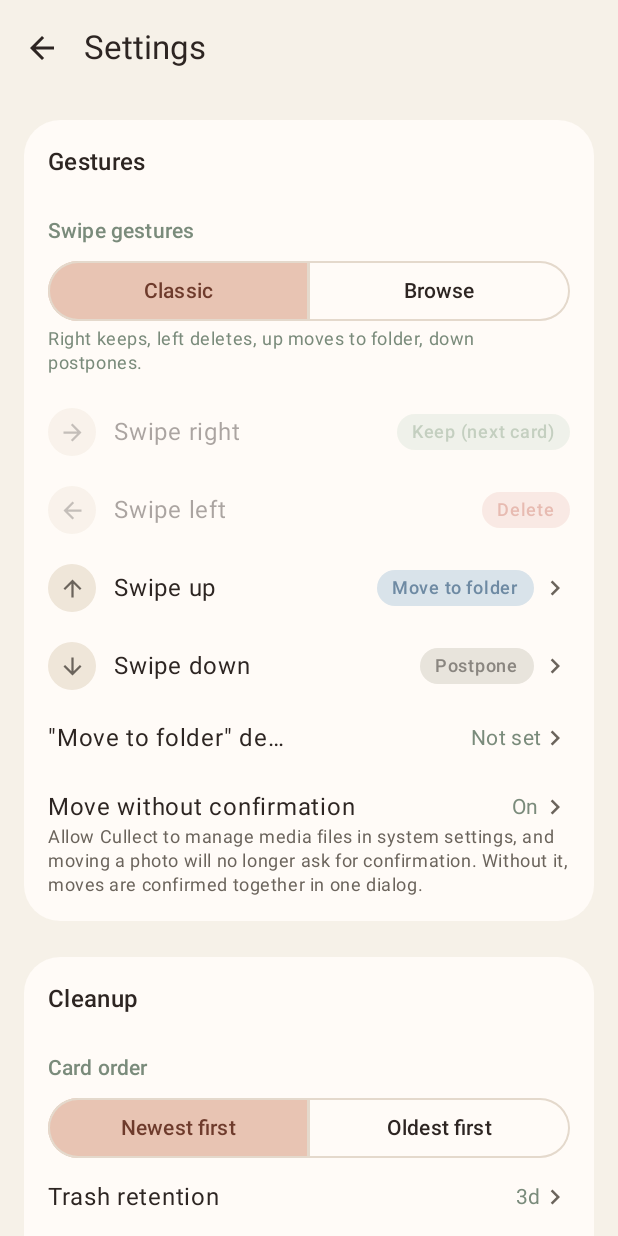
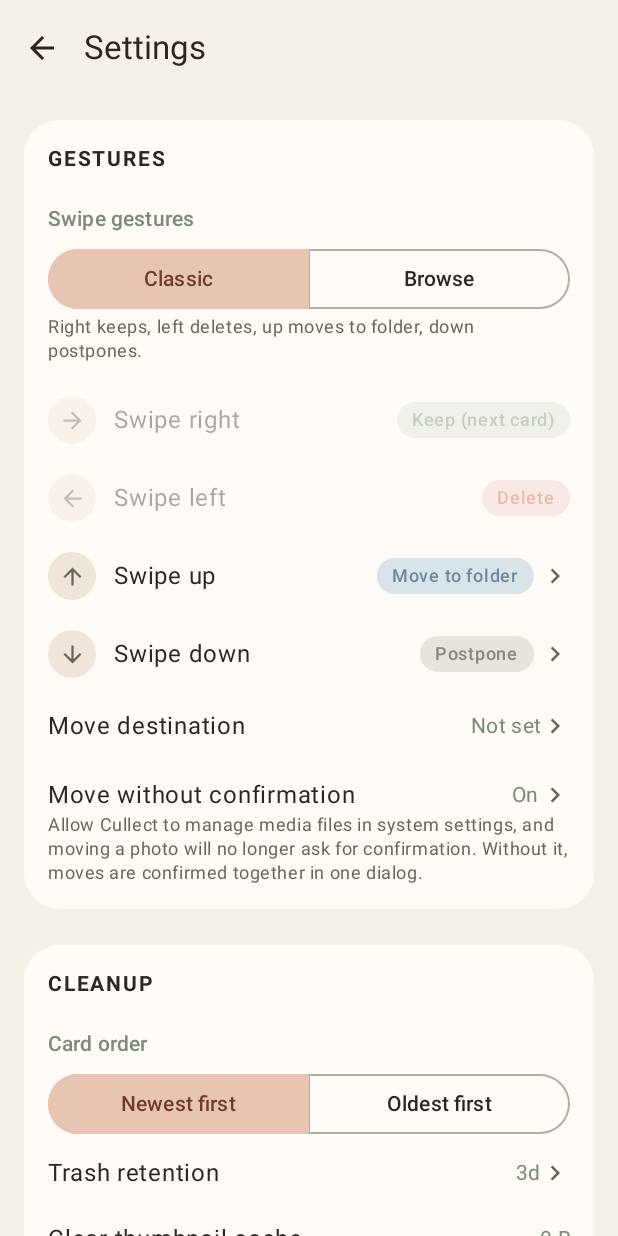
Before and after one commit to inikonoff/Roomie, an Android app built with Jetpack Compose: the SettingsScreen screen opened through its navigation route, on a phone screen of 412 x 824 dp. Run offline under Robolectric (Android 15) with nearby library versions, the phone set to English and light mode, and no system bars; libraries missing offline, so code that uses them is left out: coil3.video.

Commit message:
Settings readability pass: contrast, selection state, truncation, sliders, headings
- hint/subtitle texts use onSurfaceVariant (7:1 on dark cards) instead of the sage accent
  (4.2:1); the dark theme's secondary is lightened (4.2:1 -> ~6.6:1)
- one 'selected' look everywhere: peach chip with dark text (segmented buttons in
  Settings and the period chips in the folder grid) instead of a dim brown that was
  1.35:1 against the dark cards; unselected options get a visible outline
- label/value rows: the label takes the free width and may wrap to two lines, the value is
  capped; 'Move to folder' destination label shortened (no quotes)
- corner radius and border width use sliders like padding and brightness (one shared
  SettingSlider), the -/+ steppers are gone
- section titles: small bold uppercase with wide tracking

Co-Authored-By: Claude Sonnet 5.5 <noreply@anthropic.com>
Claude-Session: https://claude.ai/code/session_01Cxb7A9Ynf6HXgbWodev9Uy

```diff
--- /dev/null
+++ b/app/src/main/java/com/cullect/app/ui/components/SelectionColors.kt
@@ -0,0 +1,33 @@
+package com.cullect.app.ui.components
+
+import androidx.compose.material3.ExperimentalMaterial3Api
+import androidx.compose.material3.FilterChipDefaults
+import androidx.compose.material3.MaterialTheme
+import androidx.compose.material3.SegmentedButtonDefaults
+import androidx.compose.runtime.Composable
+import androidx.compose.ui.graphics.Color
+import com.cullect.app.ui.theme.OnSelectedContainer
+import com.cullect.app.ui.theme.SelectedContainer
+
+/**
+ * One look for "this option is chosen" everywhere: a peach chip with dark text, in both themes.
+ * Material's default (secondaryContainer) was a dim brown on the dark cards, only 1.35:1 against
+ * them, so a selected segment hardly differed from the unselected ones. Unselected options are
+ * transparent with a visible outline and normal text.
+ */
+@OptIn(ExperimentalMaterial3Api::class)
+@Composable
+fun cullectSegmentedColors() = SegmentedButtonDefaults.colors(
+    activeContainerColor = SelectedContainer,
+    activeContentColor = OnSelectedContainer,
+    activeBorderColor = SelectedContainer,
+    inactiveContainerColor = Color.Transparent,
+    inactiveContentColor = MaterialTheme.colorScheme.onSurface,
+    inactiveBorderColor = MaterialTheme.colorScheme.onSurfaceVariant.copy(alpha = 0.5f),
+)
+
+@Composable
+fun cullectFilterChipColors() = FilterChipDefaults.filterChipColors(
+    selectedContainerColor = SelectedContainer,
+    selectedLabelColor = OnSelectedContainer,
+)
--- a/app/src/main/java/com/cullect/app/ui/screens/foldergrid/FolderGridScreen.kt
+++ b/app/src/main/java/com/cullect/app/ui/screens/foldergrid/FolderGridScreen.kt
@@ -43,6 +43,7 @@ import androidx.compose.ui.graphics.Color
 import androidx.compose.ui.unit.dp
 import com.cullect.app.data.media.MediaGroup
 import com.cullect.app.data.media.PeriodFilter
+import com.cullect.app.ui.components.cullectFilterChipColors
 import com.cullect.app.ui.components.MediaThumbnail
 import com.cullect.app.ui.components.rememberAllowThumbnailDecode
 import com.cullect.app.ui.strings.AppStrings
@@ -173,6 +174,7 @@ private fun PeriodFilterRow(strings: AppStrings, selected: PeriodFilter, onSelec
                 selected = filter == selected,
                 onClick = { onSelected(filter) },
                 label = { Text(label) },
+                colors = cullectFilterChipColors(),
             )
         }
     }
--- a/app/src/main/java/com/cullect/app/ui/screens/settings/SettingsScreen.kt
+++ b/app/src/main/java/com/cullect/app/ui/screens/settings/SettingsScreen.kt
@@ -17,6 +17,7 @@ import androidx.compose.foundation.layout.fillMaxSize
 import androidx.compose.foundation.layout.fillMaxWidth
 import androidx.compose.foundation.layout.height
 import androidx.compose.foundation.layout.heightIn
+import androidx.compose.foundation.layout.widthIn
 import androidx.compose.foundation.layout.padding
 import androidx.compose.foundation.layout.size
 import androidx.compose.foundation.layout.width
@@ -69,9 +70,11 @@ import androidx.compose.ui.graphics.Color
 import androidx.compose.ui.graphics.vector.ImageVector
 import androidx.compose.ui.platform.LocalContext
 import androidx.compose.ui.platform.LocalLifecycleOwner
+import androidx.compose.ui.text.font.FontWeight
 import androidx.compose.ui.text.style.TextAlign
 import androidx.compose.ui.text.style.TextOverflow
 import androidx.compose.ui.unit.dp
+import androidx.compose.ui.unit.sp
 import androidx.lifecycle.Lifecycle
 import androidx.lifecycle.LifecycleEventObserver
 import com.cullect.app.data.media.GalleryFolder
@@ -83,6 +86,7 @@ import com.cullect.app.data.settings.SwipeCardAction
 import com.cullect.app.data.settings.ThemeMode
 import com.cullect.app.ui.screens.swipe.SwipeDirection
 import com.cullect.app.ui.components.CullectSlider
+import com.cullect.app.ui.components.cullectSegmentedColors
 import com.cullect.app.ui.strings.AppStrings
 import com.cullect.app.ui.strings.LocalAppStrings
 import com.cullect.app.ui.theme.ContainerShape
@@ -240,7 +244,13 @@ fun SettingsScreen(
                 SubsectionTitle(strings.sectionCardAnimation)
                 CardAnimationStyleSelector(strings, settings.cardAnimationStyle, viewModel::setCardAnimationStyle)
 
-                EdgePaddingSlider(strings, settings.edgePaddingDp, viewModel::setEdgePaddingDp)
+                SettingSlider(
+                    label = strings.edgePadding,
+                    value = settings.edgePaddingDp.toFloat(),
+                    valueRange = CullectSettings.MIN_EDGE_PADDING_DP.toFloat()..CullectSettings.MAX_EDGE_PADDING_DP.toFloat(),
+                    format = { it.roundToInt().toString() },
+                    onCommit = { viewModel.setEdgePaddingDp(it.roundToInt()) },
+                )
 
                 SwitchRow(
                     title = strings.stackBrightness,
@@ -248,41 +258,29 @@ fun SettingsScreen(
                     checked = settings.stackBrightnessEnabled,
                     onCheckedChange = viewModel::setStackBrightnessEnabled,
                 )
-                StackBrightnessSlider(
-                    strings = strings,
-                    level = settings.stackBrightnessLevel,
+                SettingSlider(
+                    label = strings.stackBrightnessLevel,
+                    value = settings.stackBrightnessLevel,
+                    valueRange = CullectSettings.MIN_STACK_BRIGHTNESS..CullectSettings.MAX_STACK_BRIGHTNESS,
+                    format = { "${(it * 100).roundToInt()}%" },
+                    onCommit = viewModel::setStackBrightnessLevel,
                     enabled = settings.stackBrightnessEnabled,
-                    onChanged = viewModel::setStackBrightnessLevel,
                 )
 
                 SubsectionTitle(strings.sectionCardShape)
-                StepperRow(
+                SettingSlider(
                     label = strings.cardCornerRadius,
-                    value = "${settings.cardCornerRadiusDp}",
-                    onDecrement = {
-                        viewModel.setCardCornerRadiusDp(
-                            (settings.cardCornerRadiusDp - 1).coerceAtLeast(CullectSettings.MIN_CARD_CORNER_RADIUS_DP),
-                        )
-                    },
-                    onIncrement = {
-                        viewModel.setCardCornerRadiusDp(
-                            (settings.cardCornerRadiusDp + 1).coerceAtMost(CullectSettings.MAX_CARD_CORNER_RADIUS_DP),
-                        )
-                    },
+                    value = settings.cardCornerRadiusDp.toFloat(),
+                    valueRange = CullectSettings.MIN_CARD_CORNER_RADIUS_DP.toFloat()..CullectSettings.MAX_CARD_CORNER_RADIUS_DP.toFloat(),
+                    format = { it.roundToInt().toString() },
+                    onCommit = { viewModel.setCardCornerRadiusDp(it.roundToInt()) },
                 )
-                StepperRow(
+                SettingSlider(
                     label = strings.cardBorderWidth,
-                    value = "%.1f".format(settings.cardBorderWidthDp),
-                    onDecrement = {
-                        viewModel.setCardBorderWidthDp(
-                            (settings.cardBorderWidthDp - 0.5f).coerceAtLeast(CullectSettings.MIN_CARD_BORDER_WIDTH_DP),
-                        )
-                    },
-                    onIncrement = {
-                        viewModel.setCardBorderWidthDp(
-                            (settings.cardBorderWidthDp + 0.5f).coerceAtMost(CullectSettings.MAX_CARD_BORDER_WIDTH_DP),
-                        )
-                    },
+                    value = settings.cardBorderWidthDp,
+                    valueRange = CullectSettings.MIN_CARD_BORDER_WIDTH_DP..CullectSettings.MAX_CARD_BORDER_WIDTH_DP,
+                    format = { "%.1f".format((it * 2).roundToInt() / 2f) },
+                    onCommit = { viewModel.setCardBorderWidthDp((it * 2).roundToInt() / 2f) },
                 )
             }
         }
@@ -315,10 +313,15 @@ private fun SegmentedLabel(text: String) {
 
 @Composable
 private fun SectionTitle(text: String) {
+    // Small caps with wide tracking and bold weight: reads as a heading for the card, not as one more
+    // row of the same size.
     Text(
-        text,
-        style = MaterialTheme.typography.titleMedium,
-        modifier = Modifier.padding(bottom = 12.dp),
+        text.uppercase(),
+        style = MaterialTheme.typography.labelLarge,
+        fontWeight = FontWeight.Bold,
+        letterSpacing = 1.2.sp,
+        color = MaterialTheme.colorScheme.onSurface,
+        modifier = Modifier.padding(bottom = 8.dp),
     )
 }
 
@@ -355,6 +358,7 @@ private fun ThemeModeSelector(strings: AppStrings, current: ThemeMode, onSelecte
                 onClick = { onSelected(mode) },
                 shape = SegmentedButtonDefaults.itemShape(index = index, count = options.size),
                 icon = {},
+                colors = cullectSegmentedColors(),
             ) {
                 SegmentedLabel(mode.label(strings))
             }
@@ -373,6 +377,7 @@ private fun LanguageModeSelector(strings: AppStrings, current: LanguageMode, onS
                 onClick = { onSelected(mode) },
                 shape = SegmentedButtonDefaults.itemShape(index = index, count = options.size),
                 icon = {},
+                colors = cullectSegmentedColors(),
             ) {
                 SegmentedLabel(mode.label(strings))
             }
@@ -394,6 +399,7 @@ private fun SortOrderSelector(strings: AppStrings, current: SortOrder, onSelecte
                 onClick = { onSelected(order) },
                 shape = SegmentedButtonDefaults.itemShape(index = index, count = options.size),
                 icon = {},
+                colors = cullectSegmentedColors(),
             ) {
                 SegmentedLabel(label)
             }
@@ -486,7 +492,7 @@ private fun PresetDescription(strings: AppStrings, preset: SwipeGesturePreset?)
     Text(
         description,
         style = MaterialTheme.typography.bodySmall,
-        color = MaterialTheme.colorScheme.secondary,
+        color = MaterialTheme.colorScheme.onSurfaceVariant,
         modifier = Modifier.padding(bottom = 12.dp),
     )
 }
@@ -506,6 +512,7 @@ private fun CardAnimationStyleSelector(
                 onClick = { onSelected(style) },
                 shape = SegmentedButtonDefaults.itemShape(index = index, count = options.size),
                 icon = {},
+                colors = cullectSegmentedColors(),
             ) {
                 SegmentedLabel(style.label(strings))
             }
@@ -513,73 +520,31 @@ private fun CardAnimationStyleSelector(
     }
 }
 
-/** Plain number, no unit shown — the value is a dp amount internally, but that's an implementation
- *  detail nobody adjusting a slider needs to see. */
+/** One slider row for every numeric setting: label and live value on top, the slider below. The value
+ *  is held in local state while dragging and handed to [onCommit] once, on release, so a DataStore
+ *  write isn't made for every pixel of drag; [onCommit] does any rounding (whole dp, half steps...). */
 @Composable
-private fun EdgePaddingSlider(strings: AppStrings, currentDp: Int, onChanged: (Int) -> Unit) {
-    var dragging by remember(currentDp) { mutableStateOf(currentDp.toFloat()) }
-    Column(modifier = Modifier.padding(top = 12.dp)) {
+private fun SettingSlider(
+    label: String,
+    value: Float,
+    valueRange: ClosedFloatingPointRange<Float>,
+    format: (Float) -> String,
+    onCommit: (Float) -> Unit,
+    enabled: Boolean = true,
+) {
+    var dragging by remember(value) { mutableStateOf(value) }
+    Column(modifier = Modifier.padding(top = 12.dp).alpha(if (enabled) 1f else 0.4f)) {
         Row(modifier = Modifier.fillMaxWidth(), verticalAlignment = Alignment.CenterVertically) {
-            Text(strings.edgePadding, style = MaterialTheme.typography.bodyLarge, modifier = Modifier.weight(1f))
-            Text("${dragging.roundToInt()}", style = MaterialTheme.typography.bodyMedium, color = MaterialTheme.colorScheme.secondary)
-        }
-        // Continuous (no tick marks, like the brightness slider): the value is rounded to whole dp
-        // only for display and when it's saved on release.
-        CullectSlider(
-            value = dragging,
-            onValueChange = { dragging = it },
-            onValueChangeFinished = { onChanged(dragging.roundToInt()) },
-            valueRange = CullectSettings.MIN_EDGE_PADDING_DP.toFloat()..CullectSettings.MAX_EDGE_PADDING_DP.toFloat(),
-        )
-    }
-}
-
-/** Held in local state while dragging and written once on release: unlike the padding slider this
- *  is continuous, and a DataStore write per pixel of drag is pointless — nothing on this screen
- *  changes brightness anyway, it only applies later in the swipe stack. */
-@Composable
-private fun StackBrightnessSlider(strings: AppStrings, level: Float, enabled: Boolean, onChanged: (Float) -> Unit) {
-    var dragging by remember(level) { mutableStateOf(level) }
-    Column(modifier = Modifier.padding(top = 8.dp).alpha(if (enabled) 1f else 0.4f)) {
-        Row(modifier = Modifier.fillMaxWidth(), verticalAlignment = Alignment.CenterVertically) {
-            Text(strings.stackBrightnessLevel, style = MaterialTheme.typography.bodyLarge, modifier = Modifier.weight(1f))
-            Text(
-                "${(dragging * 100).roundToInt()}%",
-                style = MaterialTheme.typography.bodyMedium,
-                color = MaterialTheme.colorScheme.secondary,
-            )
+            Text(label, style = MaterialTheme.typography.bodyLarge, modifier = Modifier.weight(1f))
+            Text(format(dragging), style = MaterialTheme.typography.bodyMedium, color = MaterialTheme.colorScheme.secondary)
         }
         CullectSlider(
             value = dragging,
             onValueChange = { dragging = it },
-            onValueChangeFinished = { onChanged(dragging) },
+            onValueChangeFinished = { onCommit(dragging) },
             enabled = enabled,
-            valueRange = CullectSettings.MIN_STACK_BRIGHTNESS..CullectSettings.MAX_STACK_BRIGHTNESS,
+            valueRange = valueRange,
         )
-    }
-}
-
-/** A stepper rather than a slider: both ranges are small (8-40, 0-4), so a tap per step is more
- *  precise than dragging. */
-@Composable
-private fun StepperRow(label: String, value: String, onDecrement: () -> Unit, onIncrement: () -> Unit) {
-    Row(
-        modifier = Modifier.fillMaxWidth().padding(vertical = 10.dp),
-        verticalAlignment = Alignment.CenterVertically,
-    ) {
-        Text(label, style = MaterialTheme.typography.bodyLarge, modifier = Modifier.weight(1f))
-        IconButton(onClick = onDecrement) {
-            Icon(Icons.Filled.Remove, contentDescription = null)
-        }
-        Text(
-            value,
-            modifier = Modifier.width(40.dp),
-            textAlign = TextAlign.Center,
-            style = MaterialTheme.typography.bodyLarge,
-        )
-        IconButton(onClick = onIncrement) {
-            Icon(Icons.Filled.Add, contentDescription = null)
-        }
     }
 }
 
@@ -598,6 +563,7 @@ private fun GesturePresetRow(
                 onClick = { onPresetSelected(preset) },
                 shape = SegmentedButtonDefaults.itemShape(index = index, count = options.size),
                 icon = {},
+                colors = cullectSegmentedColors(),
             ) {
                 SegmentedLabel(preset.label(strings))
             }
@@ -605,10 +571,9 @@ private fun GesturePresetRow(
     }
 }
 
-/** A label + value row (e.g. "Swipe right" -> "Delete") that must survive arbitrarily long
- *  translations without wrapping character-by-character or overlapping the next row: giving both
- *  texts an equal weight bounds each to its own half of the row's width, so `maxLines = 1` +
- *  `TextOverflow.Ellipsis` actually has room to take effect. */
+/** A label + value row (e.g. "Swipe right" -> "Delete") that must survive long translations without
+ *  overlapping the next row: the value is capped at 170dp (two lines) and ellipsized, the label gets the rest of
+ *  the width and can wrap to two lines. */
 @Composable
 private fun LabelValueRow(
     label: String,
@@ -624,22 +589,24 @@ private fun LabelValueRow(
             .alpha(if (enabled) 1f else 0.4f),
         verticalAlignment = Alignment.CenterVertically,
     ) {
+        // The label takes whatever the value doesn't need and may wrap to a second line, instead of
+        // both getting half the row and each being cut off ("Clear thumbna...").
         Text(
             label,
             style = MaterialTheme.typography.bodyLarge,
-            maxLines = 1,
+            maxLines = 2,
             overflow = TextOverflow.Ellipsis,
             modifier = Modifier.weight(1f),
         )
-        Spacer(modifier = Modifier.width(8.dp))
+        Spacer(modifier = Modifier.width(12.dp))
         Text(
             value,
             style = MaterialTheme.typography.bodyMedium,
             color = valueColor,
-            maxLines = 1,
+            maxLines = 2,
             overflow = TextOverflow.Ellipsis,
             textAlign = TextAlign.End,
-            modifier = Modifier.weight(1f),
+            modifier = Modifier.widthIn(max = 170.dp),
         )
     }
 }
@@ -934,7 +901,7 @@ private fun SwitchRow(
         Column(modifier = Modifier.weight(1f)) {
             Text(title, style = MaterialTheme.typography.bodyLarge)
             subtitle?.let {
-                Text(it, style = MaterialTheme.typography.bodySmall, color = MaterialTheme.colorScheme.secondary)
+                Text(it, style = MaterialTheme.typography.bodySmall, color = MaterialTheme.colorScheme.onSurfaceVariant)
             }
         }
         Switch(checked = checked, onCheckedChange = onCheckedChange)
--- a/app/src/main/java/com/cullect/app/ui/strings/AppStrings.kt
+++ b/app/src/main/java/com/cullect/app/ui/strings/AppStrings.kt
@@ -239,7 +239,7 @@ object EnglishStrings : AppStrings {
     override val actionNone = "Do nothing"
     override val actionPreviousPhoto = "Previous photo"
     override val actionNextPhoto = "Next photo"
-    override val moveToFolderDestination = "\"Move to folder\" destination"
+    override val moveToFolderDestination = "Move destination"
     override val notSet = "Not set"
     override val chooseAFolder = "Choose a folder"
     override val manageMediaTitle = "Move without confirmation"
@@ -377,7 +377,7 @@ object RussianStrings : AppStrings {
     override val actionNone = "Ничего не делать"
     override val actionPreviousPhoto = "Предыдущее фото"
     override val actionNextPhoto = "Следующее фото"
-    override val moveToFolderDestination = "Папка для «Переместить в папку»"
+    override val moveToFolderDestination = "Папка для переноса"
     override val notSet = "Не задано"
     override val chooseAFolder = "Выберите папку"
     override val manageMediaTitle = "Перемещать без подтверждения"
--- a/app/src/main/java/com/cullect/app/ui/theme/Theme.kt
+++ b/app/src/main/java/com/cullect/app/ui/theme/Theme.kt
@@ -87,7 +87,9 @@ private val DarkColors = darkColorScheme(
     onPrimaryContainer = Color(0xFFF0D0C8),
     inversePrimary = Color(0xFF4A362C),
 
-    secondary = Secondary,
+    // Lighter than the light scheme's sage: the same tone was only 4.2:1 on the dark cards, too
+    // dim for the small hint texts and values that use it.
+    secondary = Color(0xFF9DB09E),
     onSecondary = Color(0xFF1C211C),
     secondaryContainer = Color(0xFF4A362C),
     onSecondaryContainer = Color(0xFFF0D0C8),
```
